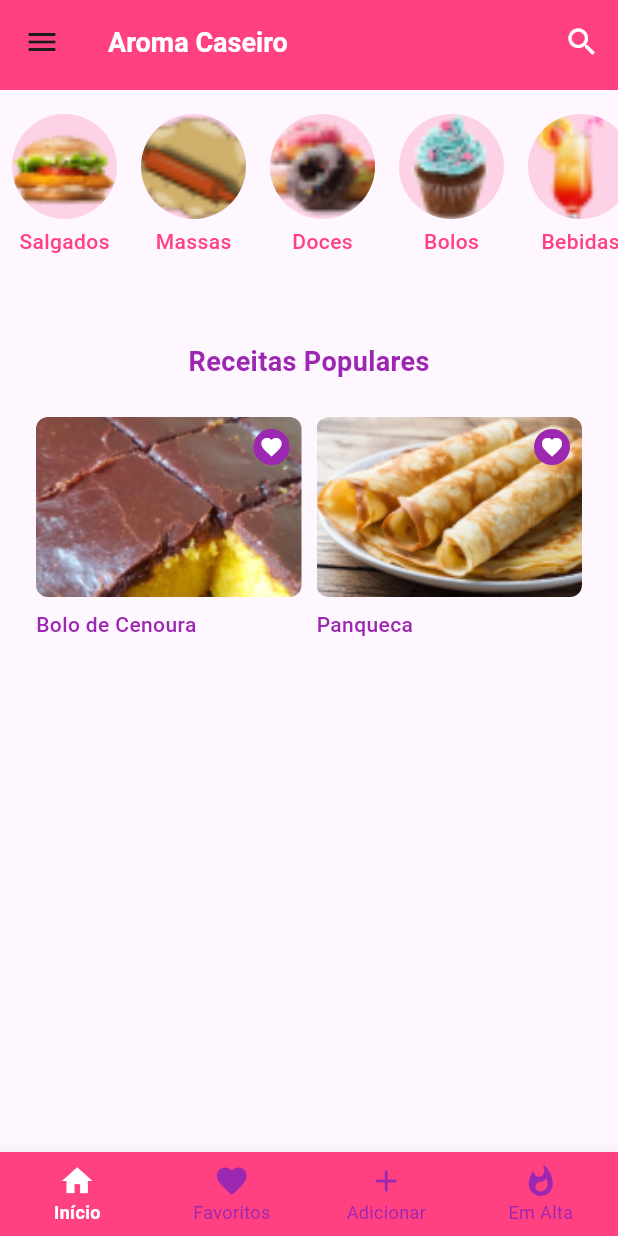
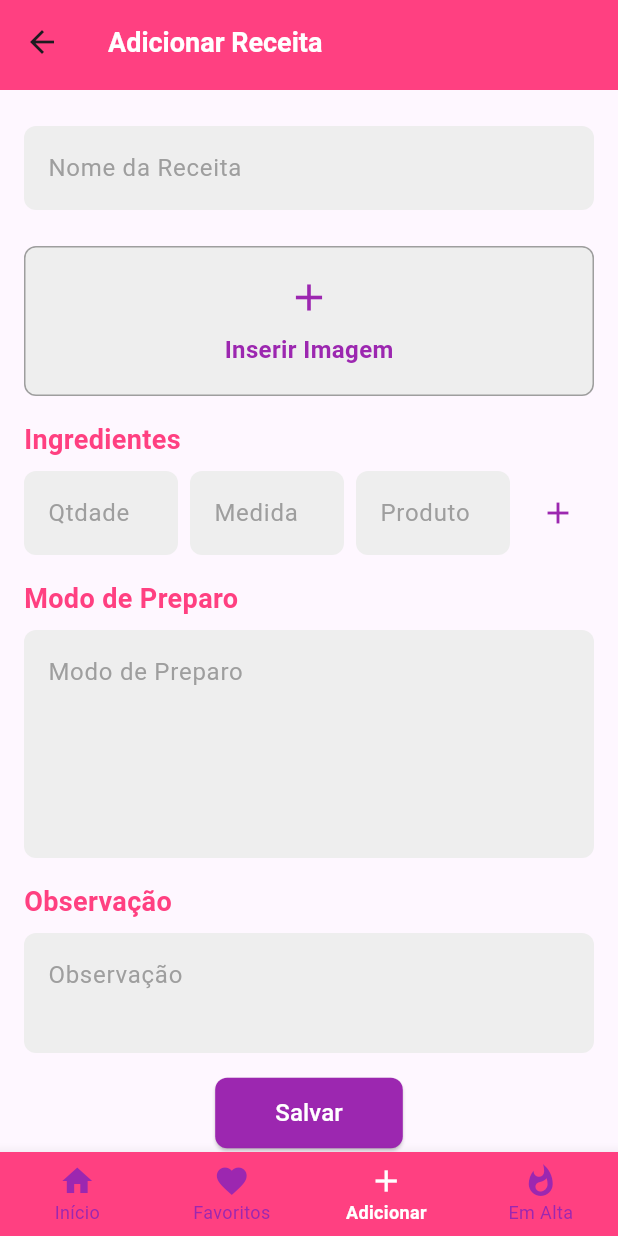
Before and after one commit to abigailmvlima/flutter_recipes, a Flutter app: the screen it shows after launch, in the side drawer, after a tap on "Adicionar Receita", on a phone screen of 412 x 824 dp. Run offline on Flutter 3.47's test engine with Material 3 defaults, Android fonts, the phone set to English and light mode, and no system bars.

Commit message:
feat: I created add_recipe_view, custom_text_field, image, ingredient

```diff
--- /dev/null
+++ b/client/lib/components/custom_text_field.dart
@@ -0,0 +1,37 @@
+import 'package:flutter/material.dart';
+
+class CustomTextField extends StatelessWidget {
+  final String hintText;
+  final bool obscureText;
+  final int maxLines;
+  final Color textColor; // Cor do texto inserido
+  final Color hintColor; // Cor do hintText
+
+  const CustomTextField({
+    super.key,
+    required this.hintText,
+    this.obscureText = false,
+    this.maxLines = 1,
+    this.textColor = Colors.black, // Valor padrão para a cor do texto
+    this.hintColor = Colors.grey, // Valor padrão para a cor do hintText
+  });
+
+  @override
+  Widget build(BuildContext context) {
+    return TextField(
+      obscureText: obscureText,
+      maxLines: maxLines,
+      style: TextStyle(color: textColor), // Define a cor do texto
+      decoration: InputDecoration(
+        hintText: hintText,
+        hintStyle: TextStyle(color: hintColor), // Define a cor do hintText
+        filled: true,
+        fillColor: Colors.grey.shade200,
+        border: OutlineInputBorder(
+          borderRadius: BorderRadius.circular(8),
+          borderSide: BorderSide.none,
+        ),
+      ),
+    );
+  }
+}
--- /dev/null
+++ b/client/lib/components/image_picker_field.dart
@@ -0,0 +1,39 @@
+import 'package:flutter/material.dart';
+
+class ImagePickerField extends StatelessWidget {
+  final void Function()? onTap;
+
+  const ImagePickerField({super.key, this.onTap});
+
+  @override
+  Widget build(BuildContext context) {
+    return GestureDetector(
+      onTap: onTap,
+      child: Container(
+        height: 100,
+        decoration: BoxDecoration(
+          color: Colors.grey.shade200,
+          border: Border.all(color: Colors.grey, width: 1),
+          borderRadius: BorderRadius.circular(8),
+        ),
+        child: const Center(
+          child: Column(
+            mainAxisAlignment: MainAxisAlignment.center,
+            children: [
+              Icon(Icons.add, color: Colors.purple, size: 30),
+              SizedBox(height: 8),
+              Text(
+                'Inserir Imagem',
+                style: TextStyle(
+                  color: Colors.purple,
+                  fontSize: 16,
+                  fontWeight: FontWeight.bold,
+                ),
+              ),
+            ],
+          ),
+        ),
+      ),
+    );
+  }
+}
--- /dev/null
+++ b/client/lib/components/ingredient_row.dart
@@ -0,0 +1,32 @@
+import 'package:flutter/material.dart';
+import 'custom_text_field.dart';
+
+class IngredientRow extends StatelessWidget {
+  final void Function()? onAdd;
+
+  const IngredientRow({super.key, this.onAdd});
+
+  @override
+  Widget build(BuildContext context) {
+    return Row(
+      children: [
+        const Expanded(
+          child: CustomTextField(hintText: 'Qtdade'),
+        ),
+        const SizedBox(width: 8),
+        const Expanded(
+          child: CustomTextField(hintText: 'Medida'),
+        ),
+        const SizedBox(width: 8),
+        const Expanded(
+          child: CustomTextField(hintText: 'Produto'),
+        ),
+        const SizedBox(width: 8),
+        IconButton(
+          icon: const Icon(Icons.add, color: Colors.purple),
+          onPressed: onAdd,
+        ),
+      ],
+    );
+  }
+}
--- a/client/lib/components/navigation_helper.dart
+++ b/client/lib/components/navigation_helper.dart
@@ -1,4 +1,5 @@
 import 'package:flutter/material.dart';
+import 'package:recipes_app/views/add_recipe_view.dart';
 import 'package:recipes_app/views/home_view.dart';
 import 'package:recipes_app/views/favorites_view.dart';
 import 'package:recipes_app/views/most_accessed_view.dart';
@@ -26,6 +27,7 @@ void navigateToPage(BuildContext context, int index) {
   }
 
   // Agora, verifique se o routeName foi definido antes de chamar o Navigator
+  // ignore: unnecessary_null_comparison
   if (routeName != null) {
     Navigator.of(context).pushReplacement(
       PageRouteBuilder(
@@ -51,6 +53,8 @@ Widget _getPage(String routeName) {
       return const HomeView();
     case '/favorites':
       return const FavoritesView();
+    case '/add':
+      return const AddRecipeView();
     case '/most_accessed':
       return const MostAccessedView();
     default:
--- /dev/null
+++ b/client/lib/components/section_title.dart
@@ -0,0 +1,19 @@
+import 'package:flutter/material.dart';
+
+class SectionTitle extends StatelessWidget {
+  final String title;
+
+  const SectionTitle({super.key, required this.title});
+
+  @override
+  Widget build(BuildContext context) {
+    return Text(
+      title,
+      style: const TextStyle(
+        color: Colors.pinkAccent,
+        fontSize: 18,
+        fontWeight: FontWeight.bold,
+      ),
+    );
+  }
+}
--- a/client/lib/components/userDrawer.dart
+++ b/client/lib/components/userDrawer.dart
@@ -59,7 +59,7 @@ class UserDrawer extends StatelessWidget {
               ),
               onTap: () {
                 Navigator.of(context).pop();
-                // Implementar a navegação ou ação para "Adicionar Receita"
+                Navigator.pushNamed(context, '/add');
               },
             ),
             ListTile(
@@ -74,6 +74,19 @@ class UserDrawer extends StatelessWidget {
                     '/measure_converter'); // Navega para a página do conversor
               },
             ),
+            // Adicionando novas opções ao Drawer
+            ListTile(
+              leading: const Icon(Icons.account_circle, color: Colors.purple),
+              title: const Text(
+                'Perfil',
+                style: TextStyle(color: Colors.purple),
+              ),
+              onTap: () {
+                Navigator.of(context).pop();
+                Navigator.pushNamed(
+                    context, '/profile'); // Navega para a página do perfil
+              },
+            ),
           ],
         ),
       ),
--- a/client/lib/main.dart
+++ b/client/lib/main.dart
@@ -1,8 +1,10 @@
 import 'package:flutter/material.dart';
+import 'package:recipes_app/views/add_recipe_view.dart';
 import 'package:recipes_app/views/favorites_view.dart';
 import 'package:recipes_app/views/home_view.dart';
 import 'package:recipes_app/views/measure_converter_view.dart';
 import 'package:recipes_app/views/most_accessed_view.dart';
+import 'package:recipes_app/views/profile_view.dart';
 
 void main() => runApp(const RecipesApp());
 
@@ -23,6 +25,8 @@ class RecipesApp extends StatelessWidget {
         '/favorites': (context) => const FavoritesView(),
         '/most_accessed': (context) => const MostAccessedView(),
         '/measure_converter': (context) => const MeasureConverterView(),
+        '/add': (context) => const AddRecipeView(),
+        '/profile': (context) => const ProfileView(),
       },
     );
   }
--- /dev/null
+++ b/client/lib/views/add_recipe_view.dart
@@ -0,0 +1,95 @@
+import 'package:flutter/material.dart';
+import 'package:recipes_app/components/header.dart';
+import 'package:recipes_app/components/menu.dart';
+import 'package:recipes_app/components/navigation_helper.dart';
+import 'package:recipes_app/components/section_title.dart';
+import 'package:recipes_app/components/custom_text_field.dart';
+import 'package:recipes_app/components/image_picker_field.dart';
+import 'package:recipes_app/components/ingredient_row.dart';
+
+class AddRecipeView extends StatefulWidget {
+  const AddRecipeView({super.key});
+
+  @override
+  AddRecipeViewState createState() => AddRecipeViewState();
+}
+
+class AddRecipeViewState extends State<AddRecipeView> {
+  int _selectedIndex = 2; // Indica que "Adicionar" está selecionado no Menu
+
+  // ignore: unused_element
+  void _onMenuTap(int index) {
+    if (index == _selectedIndex) return; // Evita recarregar a mesma página
+
+    setState(() {
+      _selectedIndex = index;
+    });
+    navigateToPage(context, index);
+  }
+
+  @override
+  Widget build(BuildContext context) {
+    return Scaffold(
+      appBar: const Header(title: 'Adicionar Receita'),
+      body: SingleChildScrollView(
+        padding: const EdgeInsets.all(16),
+        child: Column(
+          crossAxisAlignment: CrossAxisAlignment.start,
+          children: [
+            const SizedBox(height: 8),
+            const CustomTextField(hintText: 'Nome da Receita'),
+            const SizedBox(height: 16),
+            const SizedBox(height: 8),
+            const ImagePickerField(),
+            const SizedBox(height: 16),
+            const SectionTitle(title: 'Ingredientes'),
+            const SizedBox(height: 8),
+            IngredientRow(
+              onAdd: () {
+                // Implementar ação de adicionar ingrediente
+              },
+            ),
+            const SizedBox(height: 16),
+            const SectionTitle(title: 'Modo de Preparo'),
+            const SizedBox(height: 8),
+            const CustomTextField(hintText: 'Modo de Preparo', maxLines: 5),
+            const SizedBox(height: 16),
+            const SectionTitle(title: 'Observação'),
+            const SizedBox(height: 8),
+            const CustomTextField(hintText: 'Observação', maxLines: 2),
+            const SizedBox(height: 16),
+            _buildSaveButton(context),
+          ],
+        ),
+      ),
+      bottomNavigationBar: Menu(
+        currentIndex: _selectedIndex,
+        onTap: _onMenuTap,
+      ),
+    );
+  }
+
+  Widget _buildSaveButton(BuildContext context) {
+    return Center(
+      child: ElevatedButton(
+        style: ElevatedButton.styleFrom(
+          backgroundColor: Colors.purple,
+          shape: RoundedRectangleBorder(
+            borderRadius: BorderRadius.circular(8),
+          ),
+          padding: const EdgeInsets.symmetric(horizontal: 40, vertical: 12),
+        ),
+        onPressed: () {
+          // Implementar ação de salvar receita
+        },
+        child: const Text(
+          'Salvar',
+          style: TextStyle(
+            color: Colors.white,
+            fontSize: 16,
+          ),
+        ),
+      ),
+    );
+  }
+}
```
Also changed, not shown: client/lib/views/profile_view.dart (added, +102 -0 lines).
